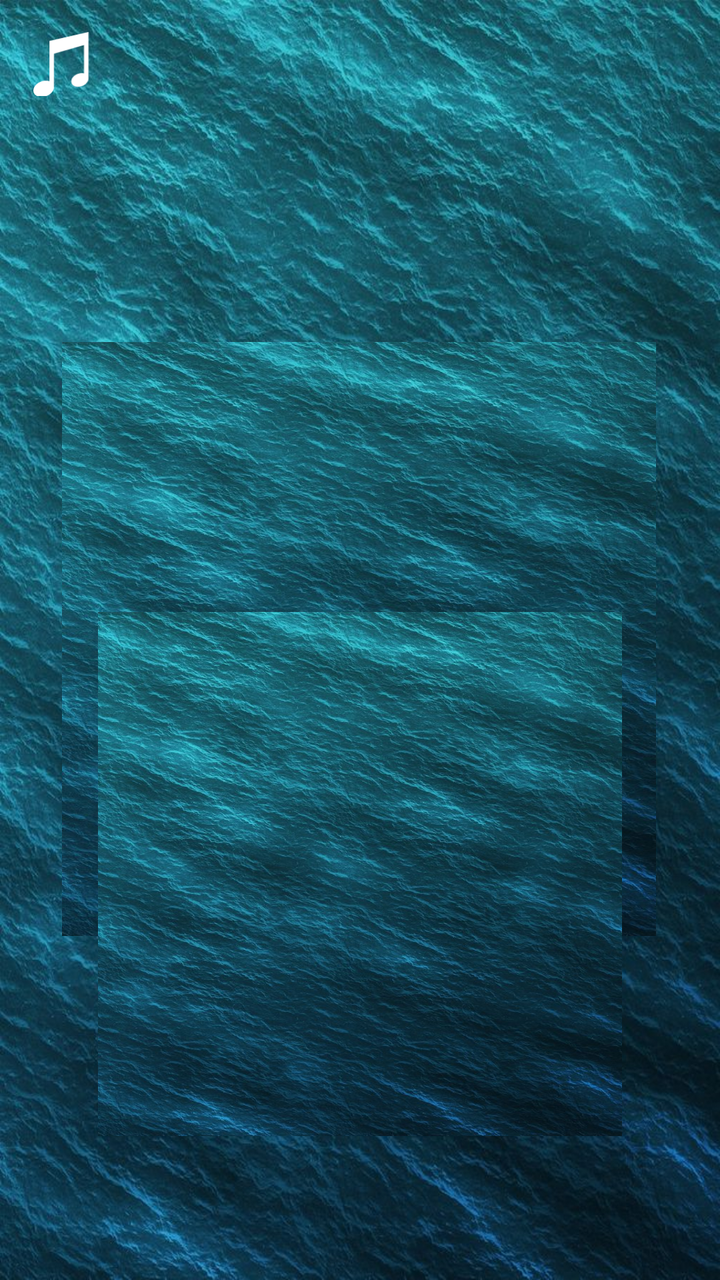
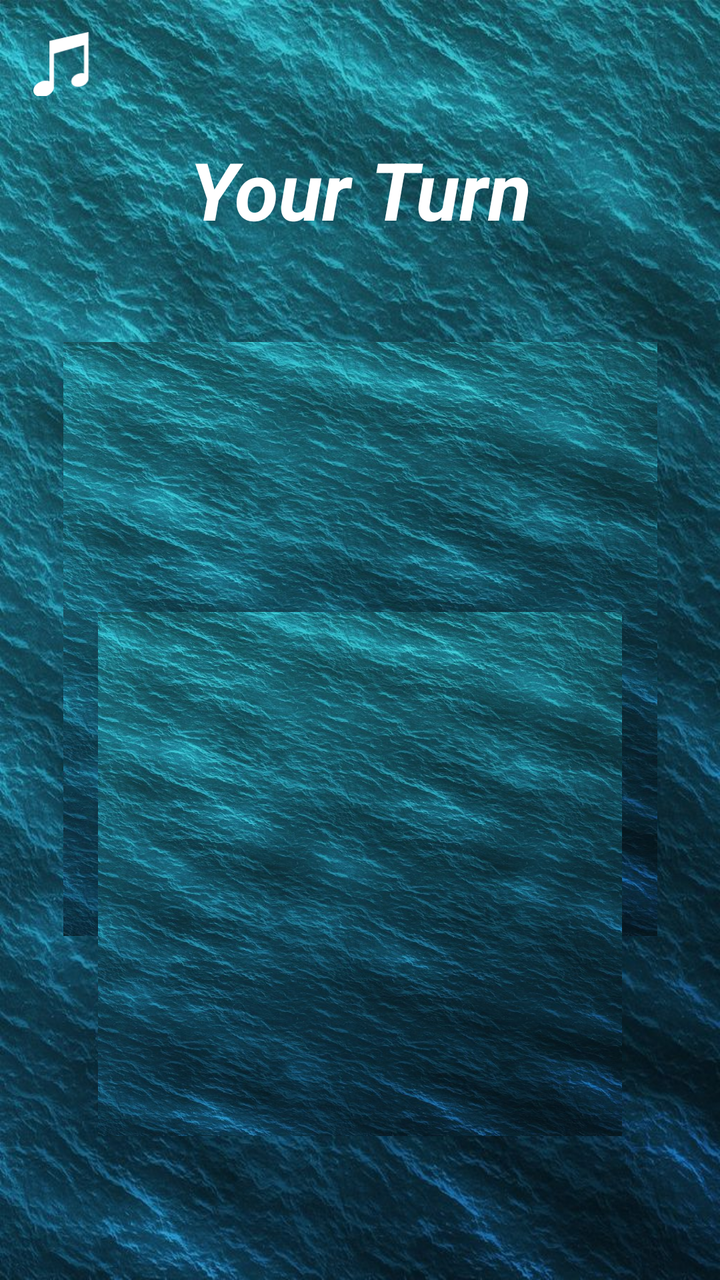

Compare the two renders of this Android layout. The source of the first and the diff that turns it into the second are given below.
<!-- AndroidManifest.xml: application theme Theme.BattleshipClient -->
<!-- res/layout/activity_active_play.xml -->
<?xml version="1.0" encoding="utf-8"?>
<androidx.constraintlayout.widget.ConstraintLayout xmlns:android="http://schemas.android.com/apk/res/android"
    xmlns:app="http://schemas.android.com/apk/res-auto"
    xmlns:tools="http://schemas.android.com/tools"
    android:id="@+id/main"
    android:layout_width="match_parent"
    android:layout_height="match_parent"
    android:background="@drawable/sea_water_background"
    tools:context=".view.activities.LeaderboardAndStats">












    <include layout="@layout/image_button_toggle_music" />


    <TextView
        android:id="@+id/placeFleet"
        android:layout_width="0dp"
        android:layout_height="59dp"
        android:layout_marginTop="68dp"
        android:textAlignment="center"
        android:textColor="@color/white"
        android:textSize="40sp"
        android:textStyle="bold|italic"
        app:autoSizeMaxTextSize="50sp"
        app:autoSizeMinTextSize="20sp"
        app:layout_constraintEnd_toEndOf="parent"
        app:layout_constraintHorizontal_bias="0.0"
        app:layout_constraintStart_toStartOf="parent"
        app:layout_constraintTop_toTopOf="parent" />

    <GridView
        android:id="@+id/myBoardGridId"
        android:layout_width="0dp"
        android:layout_height="297dp"
        android:layout_marginTop="44dp"
        android:background="@drawable/sea_water_background"
        android:columnWidth="40dp"
        android:gravity="center"
        android:horizontalSpacing="1dp"
        android:numColumns="auto_fit"
        android:stretchMode="columnWidth"
        android:verticalSpacing="1dp"
        app:layout_constraintDimensionRatio="1:1"
        app:layout_constraintEnd_toEndOf="parent"
        app:layout_constraintHorizontal_bias="0.49"
        app:layout_constraintStart_toStartOf="parent"
        app:layout_constraintTop_toBottomOf="@+id/placeFleet"
         />

    <GridView
        android:id="@+id/rivalBoard"
        android:layout_width="0dp"
        android:layout_height="262dp"
        android:layout_marginBottom="72dp"
        android:background="@drawable/sea_water_background"
        android:columnWidth="40dp"
        android:gravity="center"
        android:horizontalSpacing="1dp"
        android:numColumns="auto_fit"
        android:stretchMode="columnWidth"
        android:verticalSpacing="1dp"
        app:layout_constraintBottom_toBottomOf="parent"
        app:layout_constraintDimensionRatio="1:1"
        app:layout_constraintEnd_toEndOf="parent"
        app:layout_constraintStart_toStartOf="parent" />



</androidx.constraintlayout.widget.ConstraintLayout>
<!-- res/layout/image_button_toggle_music.xml (included above) -->
<?xml version="1.0" encoding="utf-8"?>
<androidx.constraintlayout.widget.ConstraintLayout xmlns:android="http://schemas.android.com/apk/res/android"
    xmlns:app="http://schemas.android.com/apk/res-auto"
    android:layout_width="match_parent"
    android:layout_height="match_parent">

    <ImageButton
        android:id="@+id/muteBtnId"
        android:layout_width="34dp"
        android:layout_height="32dp"
        android:layout_marginStart="16dp"
        android:layout_marginTop="16dp"
        android:background="@android:color/transparent"
        android:scaleType="centerInside"
        app:layout_constraintStart_toStartOf="parent"
        app:layout_constraintTop_toTopOf="parent"
        app:srcCompat="@drawable/music_icon" />

</androidx.constraintlayout.widget.ConstraintLayout>
<!-- resources referenced by this layout -->
<resources>
  <color name="white">#FFFFFFFF</color>
  <!-- drawable music_icon (drawable) -->
  <vector xmlns:android="http://schemas.android.com/apk/res/android"
      android:width="122.88dp"
      android:height="121.06dp"
      android:viewportWidth="122.88"
      android:viewportHeight="121.06"
      >
    <path
        android:fillColor="#ffffff"
        android:pathData="M87.9,78.04c2.74,-0.48 5.33,-0.4 7.6,0.13V24.82L39.05,41.03v61.95c0.03,0.34 0.05,0.69 0.05,1.03c0,0 0,0.01 0,0.01c0,8.34 -8.75,16.62 -19.55,18.49C8.76,124.37 0,119.12 0,110.77c0,-8.34 8.76,-16.62 19.55,-18.48c4.06,-0.7 7.84,-0.39 10.97,0.71l0,-76.26h0.47L104.04,0v85.92c0.13,0.63 0.2,1.27 0.2,1.91c0,0 0,0 0,0.01c0,6.97 -7.32,13.89 -16.33,15.44c-9.02,1.56 -16.33,-2.83 -16.33,-9.8C71.57,86.51 78.88,79.59 87.9,78.04L87.9,78.04L87.9,78.04z"
        android:fillType="evenOdd"/>
  </vector>
  <!-- drawable sea_water_background: jpg bitmap (drawable, 176063 bytes) -->
  <style name="Theme.BattleshipClient" parent="Base.Theme.BattleshipClient" />
  <style name="Base.Theme.BattleshipClient" parent="Theme.Material3.DayNight.NoActionBar">
          <item name="colorPrimary">@color/white</item>
          <item name="colorPrimaryDark">@color/white</item>
          <item name="android:statusBarColor">@color/status_bar_color</item>
          <item name="android:windowNoTitle">true</item>
          <item name="android:windowTranslucentStatus">true</item>
      </style>
  <color name="status_bar_color">#FF0000</color>
</resources>

<!-- the commit's change to res/layout/activity_active_play.xml (unified diff, before → after) -->
@@ -1,29 +1,19 @@
 <?xml version="1.0" encoding="utf-8"?>
-<androidx.constraintlayout.widget.ConstraintLayout xmlns:android="http://schemas.android.com/apk/res/android"
+<androidx.constraintlayout.widget.ConstraintLayout
+    xmlns:android="http://schemas.android.com/apk/res/android"
     xmlns:app="http://schemas.android.com/apk/res-auto"
     xmlns:tools="http://schemas.android.com/tools"
     android:id="@+id/main"
     android:layout_width="match_parent"
     android:layout_height="match_parent"
-    android:background="@drawable/sea_water_background"
-    tools:context=".view.activities.LeaderboardAndStats">
+    android:background="@drawable/sea_water_background">
 
 
-
-
-
-
-
-
-
-
-
-
-    <include layout="@layout/image_button_toggle_music" />
+    <include layout="@layout/item_button_toggle_music" />
 
 
     <TextView
-        android:id="@+id/placeFleet"
+        android:id="@+id/turnTextViewId"
         android:layout_width="0dp"
         android:layout_height="59dp"
         android:layout_marginTop="68dp"
@@ -31,44 +21,38 @@
         android:textColor="@color/white"
         android:textSize="40sp"
         android:textStyle="bold|italic"
+        android:text="@string/your_turn"
         app:autoSizeMaxTextSize="50sp"
         app:autoSizeMinTextSize="20sp"
         app:layout_constraintEnd_toEndOf="parent"
         app:layout_constraintHorizontal_bias="0.0"
         app:layout_constraintStart_toStartOf="parent"
-        app:layout_constraintTop_toTopOf="parent" />
+        app:layout_constraintTop_toTopOf="parent"/>
 
     <GridView
-        android:id="@+id/myBoardGridId"
+        android:id="@+id/currPlayerBoardGridId"
         android:layout_width="0dp"
         android:layout_height="297dp"
         android:layout_marginTop="44dp"
         android:background="@drawable/sea_water_background"
-        android:columnWidth="40dp"
         android:gravity="center"
-        android:horizontalSpacing="1dp"
-        android:numColumns="auto_fit"
+        android:numColumns="10"
         android:stretchMode="columnWidth"
-        android:verticalSpacing="1dp"
         app:layout_constraintDimensionRatio="1:1"
         app:layout_constraintEnd_toEndOf="parent"
-        app:layout_constraintHorizontal_bias="0.49"
         app:layout_constraintStart_toStartOf="parent"
-        app:layout_constraintTop_toBottomOf="@+id/placeFleet"
+        app:layout_constraintTop_toBottomOf="@+id/turnTextViewId"
          />
 
     <GridView
-        android:id="@+id/rivalBoard"
+        android:id="@+id/opponentBoardGridId"
         android:layout_width="0dp"
         android:layout_height="262dp"
         android:layout_marginBottom="72dp"
         android:background="@drawable/sea_water_background"
-        android:columnWidth="40dp"
         android:gravity="center"
-        android:horizontalSpacing="1dp"
-        android:numColumns="auto_fit"
+        android:numColumns="10"
         android:stretchMode="columnWidth"
-        android:verticalSpacing="1dp"
         app:layout_constraintBottom_toBottomOf="parent"
         app:layout_constraintDimensionRatio="1:1"
         app:layout_constraintEnd_toEndOf="parent"
@@ -77,7 +61,7 @@
 
 
 </androidx.constraintlayout.widget.ConstraintLayout>
-<!-- res/layout/image_button_toggle_music.xml (included above) -->
+<!-- res/layout/item_button_toggle_music.xml (included above) -->
 <?xml version="1.0" encoding="utf-8"?>
 <androidx.constraintlayout.widget.ConstraintLayout xmlns:android="http://schemas.android.com/apk/res/android"
     xmlns:app="http://schemas.android.com/apk/res-auto"
<!-- resource entries referenced after the edit -->
@@ -14,6 +14,7 @@
         android:fillType="evenOdd"/>
   </vector>
   <!-- drawable sea_water_background: jpg bitmap (drawable, 176063 bytes) -->
+  <string name="your_turn">Your Turn</string>
   <style name="Theme.BattleshipClient" parent="Base.Theme.BattleshipClient" />
   <style name="Base.Theme.BattleshipClient" parent="Theme.Material3.DayNight.NoActionBar">
           <item name="colorPrimary">@color/white</item>
